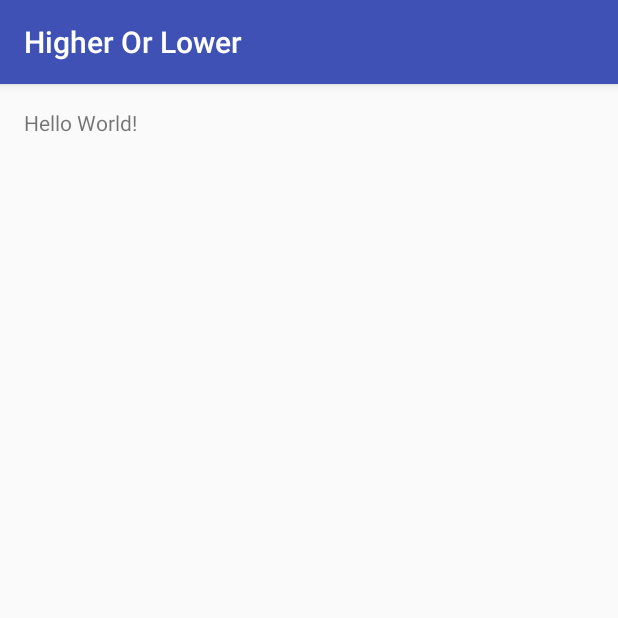
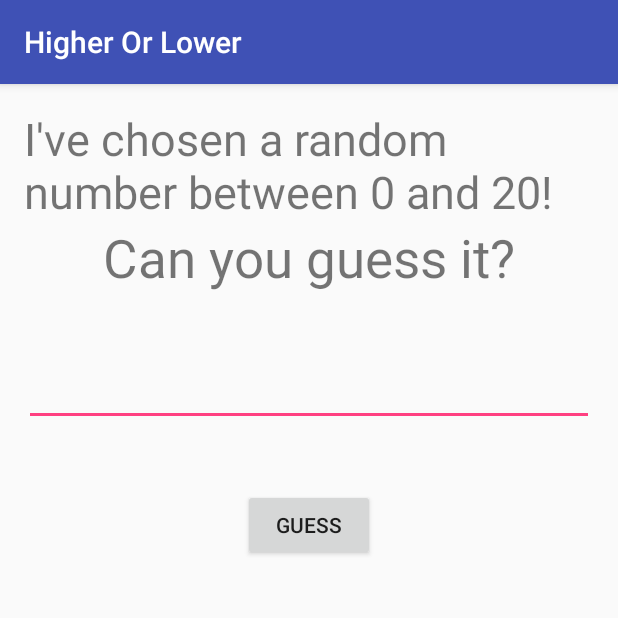
Before and after one commit to Swagmastershi/Higher-Or-Lower, an Android app: the screen it shows after launch (MainActivity), on a phone screen of 412 x 824 dp, the top half of it. Run offline under Robolectric (Android 15) with nearby library versions, the phone set to English and light mode, and no system bars.

Commit message:
Change layout of home page

```diff
--- a/app/src/main/java/com/simonwebtech/higherorlower/MainActivity.java
+++ b/app/src/main/java/com/simonwebtech/higherorlower/MainActivity.java
@@ -2,9 +2,14 @@ package com.simonwebtech.higherorlower;
 
 import android.support.v7.app.AppCompatActivity;
 import android.os.Bundle;
+import android.view.View;
 
 public class MainActivity extends AppCompatActivity {
 
+    public void checkGuess(View view) {
+
+        System.out.println("Button tapped!");
+    }
     @Override
     protected void onCreate(Bundle savedInstanceState) {
         super.onCreate(savedInstanceState);
--- a/app/src/main/res/layout/activity_main.xml
+++ b/app/src/main/res/layout/activity_main.xml
@@ -12,5 +12,38 @@
     <TextView
         android:layout_width="wrap_content"
         android:layout_height="wrap_content"
-        android:text="Hello World!" />
+        android:text="I&apos;ve chosen a random number between 0 and 20!"
+        android:layout_alignParentTop="true"
+        android:layout_centerHorizontal="true"
+        android:id="@+id/infoText"
+        android:textSize="30sp" />
+
+    <TextView
+        android:layout_width="wrap_content"
+        android:layout_height="wrap_content"
+        android:text="Can you guess it?"
+        android:id="@+id/questionText"
+        android:layout_below="@+id/infoText"
+        android:layout_centerHorizontal="true"
+        android:textSize="35sp" />
+
+    <EditText
+        android:layout_width="match_parent"
+        android:layout_height="wrap_content"
+        android:inputType="number"
+        android:ems="10"
+        android:id="@+id/guessedNumber"
+        android:layout_below="@+id/questionText"
+        android:layout_centerHorizontal="true"
+        android:layout_marginTop="43dp" />
+
+    <Button
+        android:layout_width="wrap_content"
+        android:layout_height="wrap_content"
+        android:text="Guess"
+        android:id="@+id/button"
+        android:layout_below="@+id/guessedNumber"
+        android:layout_centerHorizontal="true"
+        android:layout_marginTop="42dp"
+        android:onClick="checkGuess" />
 </RelativeLayout>
```
